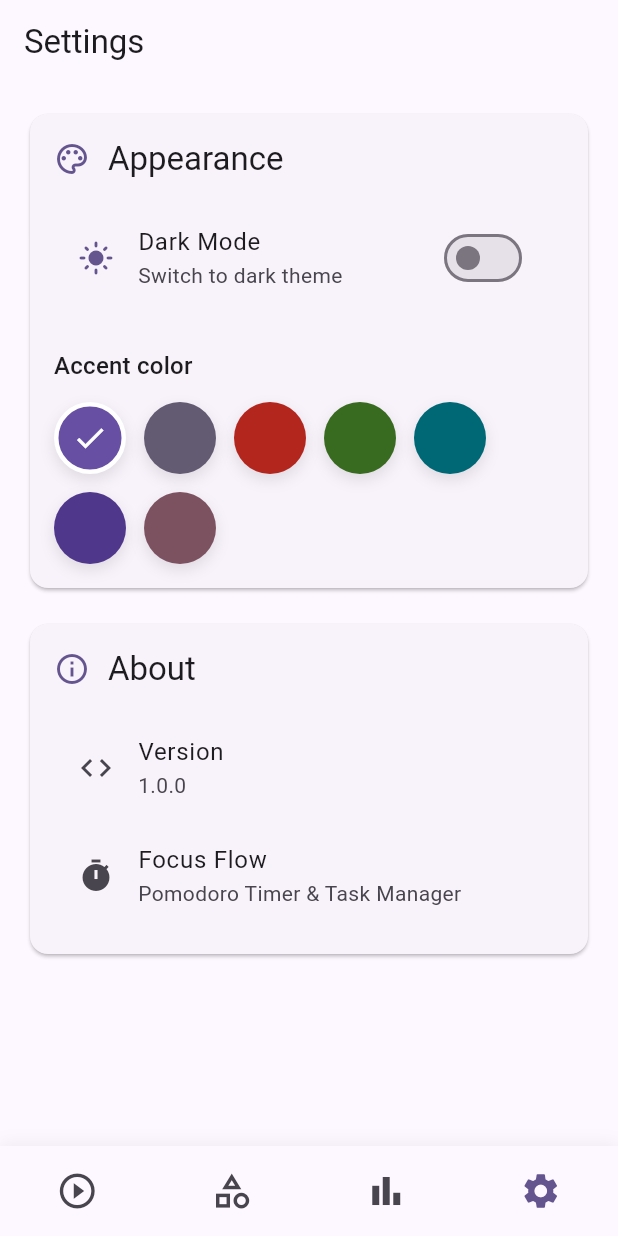
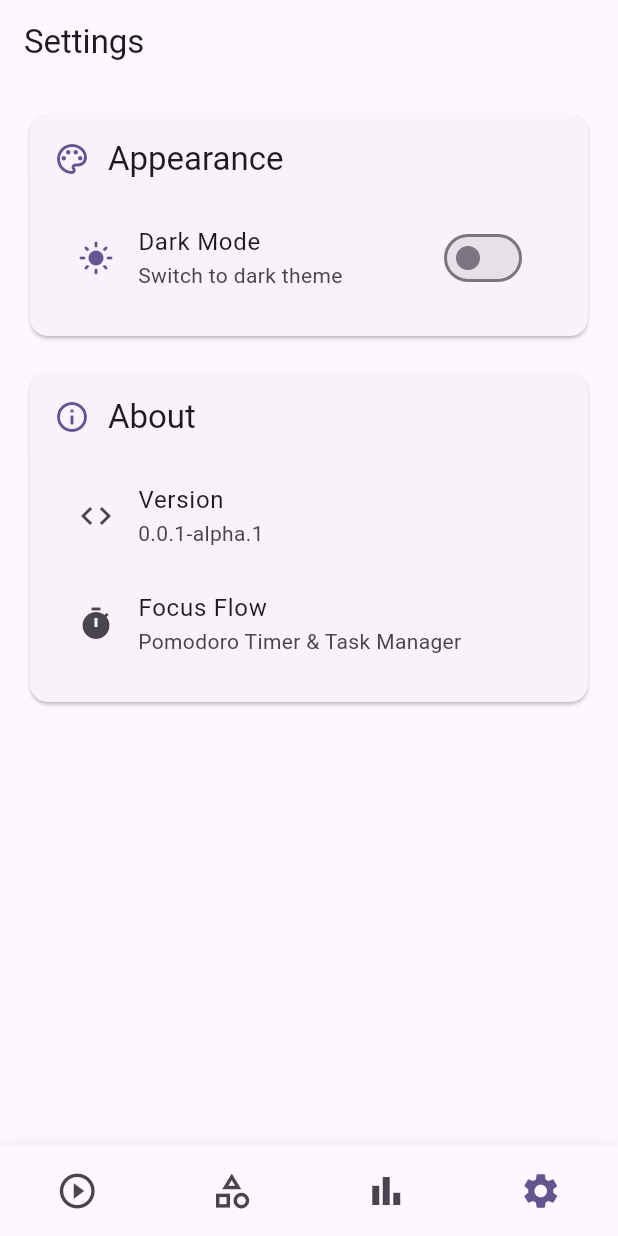
Before and after one commit to francesco-gaglione/focus_flow_app, a Flutter app: the SettingsPage screen opened by its route, on a phone screen of 412 x 824 dp. Run offline on Flutter 3.47's test engine with Material 3 defaults, Android fonts, the phone set to English and light mode, and no system bars; our stand-ins replace dio, easy_localization, equatable, fl_chart, flutter_bloc, flutter_dotenv and 4 more; missing offline and left inert: easy_localization_loader; network calls fail.

Commit message:
Remove accent color picker from settings page

```diff
--- a/lib/presentation/settings/settings_page.dart
+++ b/lib/presentation/settings/settings_page.dart
@@ -60,65 +60,6 @@ class SettingsPage extends StatelessWidget {
                               color: Theme.of(context).colorScheme.primary,
                             ),
                           ),
-                          const SizedBox(height: 24),
-                          Text(
-                            context.tr('settings.accent_color'),
-                            style: Theme.of(context).textTheme.titleMedium,
-                          ),
-                          const SizedBox(height: 12),
-                          Wrap(
-                            spacing: 12,
-                            runSpacing: 12,
-                            children:
-                                _accentPalette.map((value) {
-                                  final color = Color(value);
-                                  final isSelected = state.accentColor == value;
-                                  return GestureDetector(
-                                    onTap:
-                                        state.isLoading
-                                            ? null
-                                            : () => context
-                                                .read<ThemeCubit>()
-                                                .updateAccentColor(value),
-                                    child: AnimatedContainer(
-                                      duration: const Duration(
-                                        milliseconds: 200,
-                                      ),
-                                      width: 48,
-                                      height: 48,
-                                      decoration: BoxDecoration(
-                                        color: color,
-                                        shape: BoxShape.circle,
-                                        border: Border.all(
-                                          color:
-                                              isSelected
-                                                  ? Theme.of(
-                                                    context,
-                                                  ).colorScheme.onPrimary
-                                                  : Colors.transparent,
-                                          width: 3,
-                                        ),
-                                        boxShadow: [
-                                          BoxShadow(
-                                            color: Colors.black.withAlpha(
-                                              (255 * 0.1).round(),
-                                            ),
-                                            blurRadius: 8,
-                                            offset: const Offset(0, 4),
-                                          ),
-                                        ],
-                                      ),
-                                      child:
-                                          isSelected
-                                              ? const Icon(
-                                                Icons.check,
-                                                color: Colors.white,
-                                              )
-                                              : null,
-                                    ),
-                                  );
-                                }).toList(),
-                          ),
                         ],
                       );
                     },
@@ -150,7 +91,7 @@ class SettingsPage extends StatelessWidget {
                   const SizedBox(height: 16),
                   ListTile(
                     title: Text(context.tr('settings.version')),
-                    subtitle: const Text('1.0.0'),
+                    subtitle: const Text('0.0.1-alpha.1'),
                     leading: const Icon(Icons.code),
                   ),
                   ListTile(
@@ -167,13 +108,3 @@ class SettingsPage extends StatelessWidget {
     );
   }
 }
-
-const List<int> _accentPalette = [
-  0xFF6750A4,
-  0xFF625B71,
-  0xFFB3261E,
-  0xFF386A20,
-  0xFF006874,
-  0xFF4F378B,
-  0xFF7D5260,
-];
```
